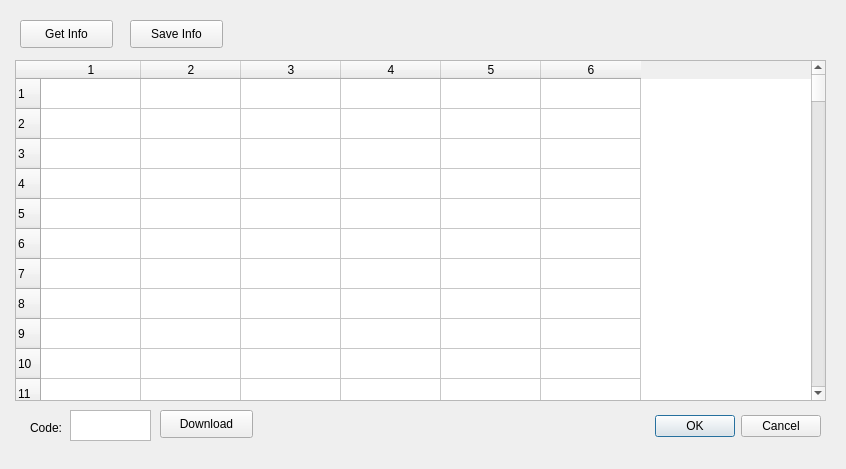
Before: the Qt Designer form FHR_data/FHR_data_dialog_base.ui in dfmalacarne/QGIS_FHR_data, drawn with Qt 5.
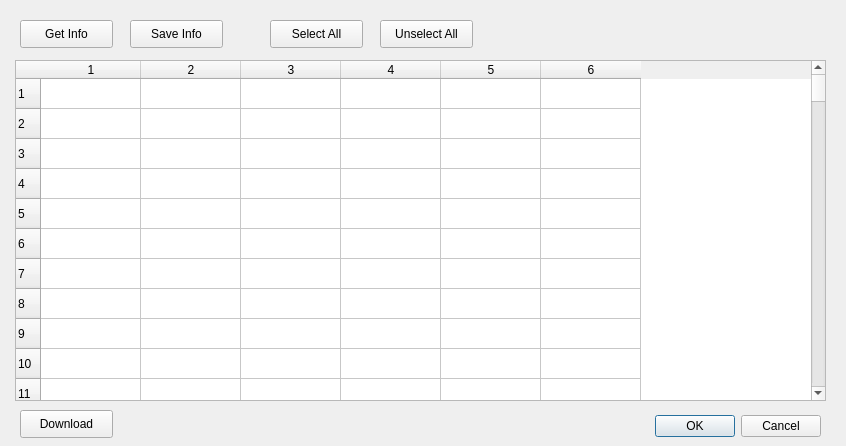
After: the same form once the commit is applied.

What changed in the file:
```diff
--- a/FHR_data/FHR_data_dialog_base.ui
+++ b/FHR_data/FHR_data_dialog_base.ui
@@ -7,7 +7,7 @@
     <x>0</x>
     <y>0</y>
     <width>846</width>
-    <height>469</height>
+    <height>446</height>
    </rect>
   </property>
   <property name="windowTitle">
@@ -32,7 +32,7 @@
   <widget class="QPushButton" name="pushButton">
    <property name="geometry">
     <rect>
-     <x>160</x>
+     <x>20</x>
      <y>410</y>
      <width>93</width>
      <height>28</height>
@@ -55,29 +55,6 @@
     <string>Save Info</string>
    </property>
   </widget>
-  <widget class="QLabel" name="label">
-   <property name="geometry">
-    <rect>
-     <x>30</x>
-     <y>420</y>
-     <width>55</width>
-     <height>16</height>
-    </rect>
-   </property>
-   <property name="text">
-    <string>Code:</string>
-   </property>
-  </widget>
-  <widget class="QTextEdit" name="textEdit">
-   <property name="geometry">
-    <rect>
-     <x>70</x>
-     <y>410</y>
-     <width>81</width>
-     <height>31</height>
-    </rect>
-   </property>
-  </widget>
   <widget class="QTableWidget" name="tableWidget">
    <property name="geometry">
     <rect>
@@ -525,6 +502,32 @@
     <string>Get Info</string>
    </property>
   </widget>
+  <widget class="QPushButton" name="pushButton_4">
+   <property name="geometry">
+    <rect>
+     <x>270</x>
+     <y>20</y>
+     <width>93</width>
+     <height>28</height>
+    </rect>
+   </property>
+   <property name="text">
+    <string>Select All</string>
+   </property>
+  </widget>
+  <widget class="QPushButton" name="pushButton_5">
+   <property name="geometry">
+    <rect>
+     <x>380</x>
+     <y>20</y>
+     <width>93</width>
+     <height>28</height>
+    </rect>
+   </property>
+   <property name="text">
+    <string>Unselect All</string>
+   </property>
+  </widget>
  </widget>
  <resources/>
  <connections>
```
